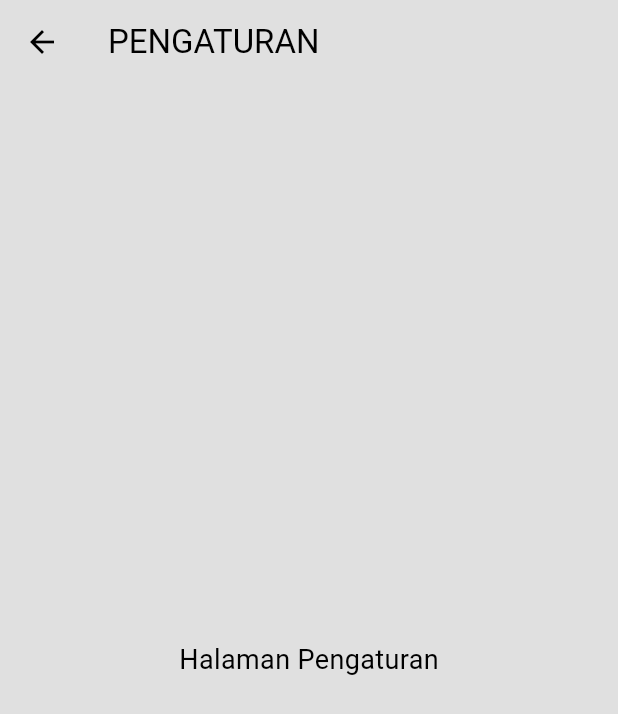
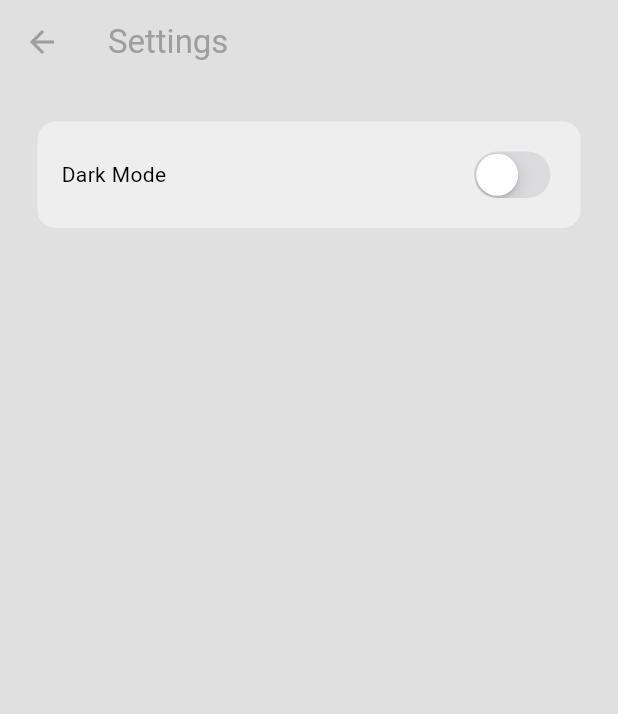
Before and after one commit to AdhitamaAzar/app-light-mode, a Flutter app: the HomePage screen opened by its route, in the side drawer, after a tap on "Settings", on a phone screen of 412 x 824 dp. Shown: the top 714 px of the screen. Run offline on Flutter 3.47's test engine with Material 3 defaults, Android fonts, the phone set to English and light mode, and no system bars; our stand-ins replace cloud_firestore, firebase_auth, firebase_core; accounts and stored records are empty; statements that could not run were skipped.

Commit message:
Sum fixes

```diff
--- a/lib/components/drawer.dart
+++ b/lib/components/drawer.dart
@@ -49,7 +49,7 @@
                   Navigator.push(
                     context,
                     MaterialPageRoute(
-                      builder: (context) => SettingPage()
+                      builder: (context) => SettingsPage()
                     )
                   );
                 },
--- a/lib/pages/settings_page.dart
+++ b/lib/pages/settings_page.dart
@@ -1,21 +1,39 @@
+import 'package:flutter/cupertino.dart';
 import 'package:flutter/material.dart';
+import 'package:light_mode/themes/theme_provider.dart';
+import 'package:provider/provider.dart';
 
-class SettingPage extends StatelessWidget {
-  const SettingPage({super.key});
+class SettingsPage extends StatelessWidget {
+  const SettingsPage({super.key});
 
   @override
   Widget build(BuildContext context) {
     return Scaffold(
+      backgroundColor: Theme.of(context).colorScheme.surface,
       appBar: AppBar(
-        title: const Text("PENGATURAN"),
+        title: Text('Settings'),
+        backgroundColor: Colors.transparent,
+        foregroundColor: Colors.grey,
+        elevation: 0,
       ),
+      body: Container(
+        decoration: BoxDecoration(
+          color: Theme.of(context).colorScheme.secondary,
+          borderRadius: BorderRadius.circular(12),
+        ),
+      margin: const EdgeInsets.all(25),
+      padding: const EdgeInsets.all(16),
+      child: Row(
+        mainAxisAlignment: MainAxisAlignment.spaceBetween,
+        children: [
+          const Text('Dark Mode'),
 
-      // 🔥 Tambahan body (biar ada isi)
-      body: const Center(
-        child: Text(
-          "Halaman Pengaturan",
-          style: TextStyle(fontSize: 18),
-        ),
+          CupertinoSwitch(
+            value: Provider.of<ThemeProvider>(context, listen:false).isDarkMode,
+            onChanged: (value) => Provider.of<ThemeProvider>(context, listen:false).toggleTheme(),
+          )
+        ],
+      ),
       ),
     );
   }
```
